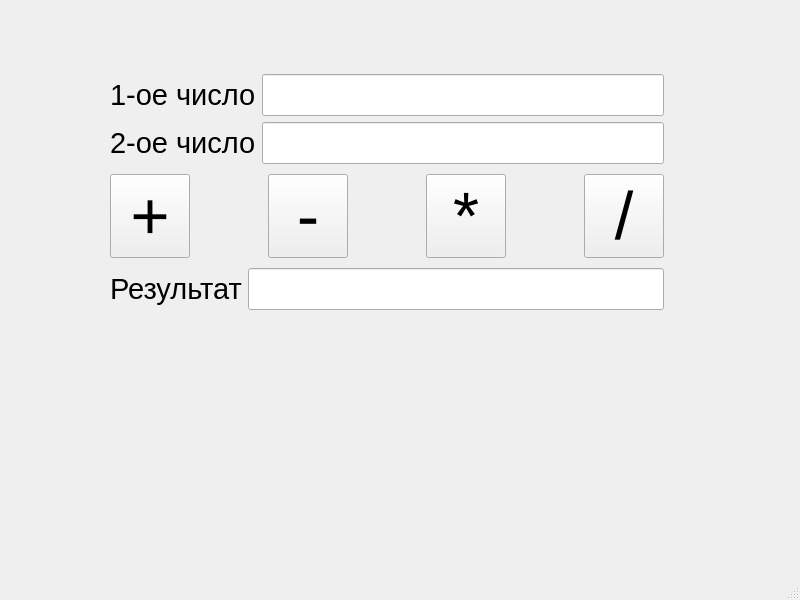
Qt form mainwindow.ui (KorolevIvanMi/Qt_labs) before a commit.
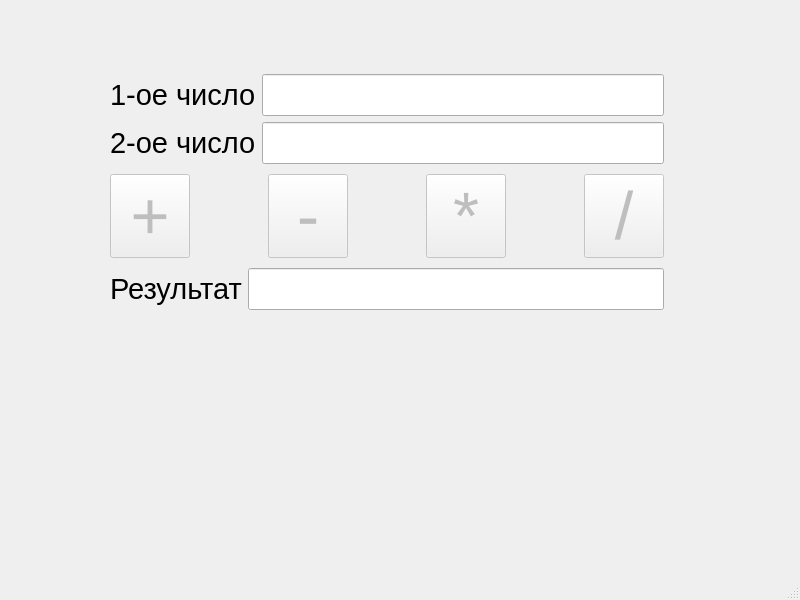
The same form after that commit.

Commit message: add setEnabled for btns and finish

Diff of the .ui file:
```diff
--- a/mainwindow.ui
+++ b/mainwindow.ui
@@ -14,7 +14,7 @@
    <string>Королев Иван 4431</string>
   </property>
   <widget class="QWidget" name="centralwidget">
-   <widget class="QWidget" name="">
+   <widget class="QWidget" name="layoutWidget">
     <property name="geometry">
      <rect>
       <x>110</x>
@@ -75,6 +75,9 @@
       <layout class="QHBoxLayout" name="horizontalLayout_3">
        <item>
         <widget class="QPushButton" name="addBtn">
+         <property name="enabled">
+          <bool>false</bool>
+         </property>
          <property name="font">
           <font>
            <pointsize>50</pointsize>
@@ -100,6 +103,9 @@
        </item>
        <item>
         <widget class="QPushButton" name="subBtn">
+         <property name="enabled">
+          <bool>false</bool>
+         </property>
          <property name="font">
           <font>
            <pointsize>50</pointsize>
@@ -125,6 +131,9 @@
        </item>
        <item>
         <widget class="QPushButton" name="multBtn">
+         <property name="enabled">
+          <bool>false</bool>
+         </property>
          <property name="font">
           <font>
            <pointsize>50</pointsize>
@@ -150,6 +159,9 @@
        </item>
        <item>
         <widget class="QPushButton" name="devBtn">
+         <property name="enabled">
+          <bool>false</bool>
+         </property>
          <property name="font">
           <font>
            <pointsize>50</pointsize>
```
The commit also changes 1 other file.
